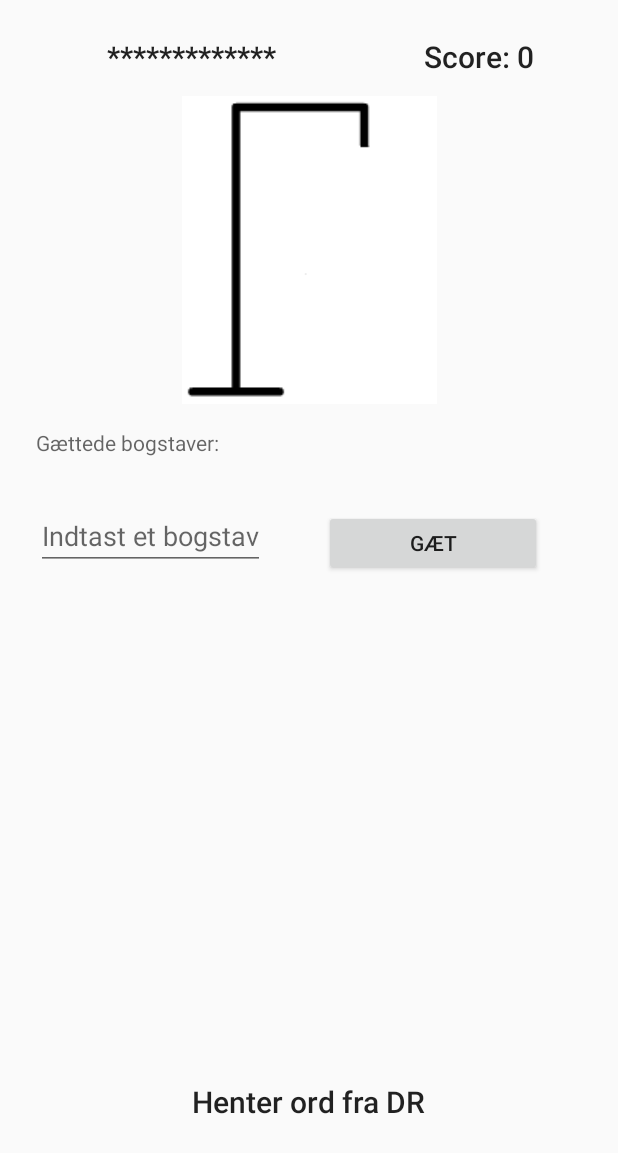
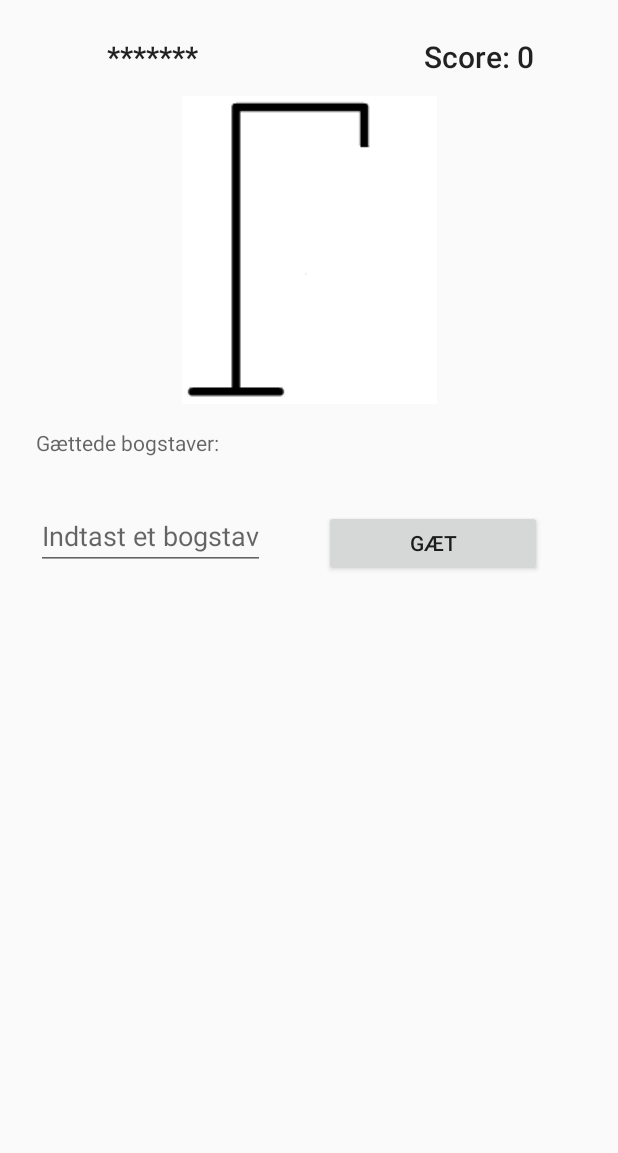
Before and after one commit to AlenDK/Galgespil, an Android app: the screen it shows after launch (HovedAktivitet), after a tap on "SPIL", on a phone screen of 412 x 824 dp. Shown: the top 1153 px of the screen. Run offline under Robolectric (Android 15) with nearby library versions, the light colour scheme and no system bars; our stand-ins replace Firebase (no records; nobody signed in at launch, a user with empty details on screens opened directly); network calls fail.

Commit message:
Selvespillet er opdateret og virker

```diff
--- a/app/src/main/res/layout/selvespillet.xml
+++ b/app/src/main/res/layout/selvespillet.xml
@@ -73,32 +73,4 @@
         app:layout_constraintEnd_toEndOf="parent"
         app:layout_constraintTop_toTopOf="parent" />
 
-    <ProgressBar
-        android:id="@+id/progress"
-        android:layout_width="0dp"
-        android:layout_height="0dp"
-        android:layout_marginBottom="8dp"
-        android:layout_marginEnd="8dp"
-        android:layout_marginStart="8dp"
-        android:layout_marginTop="8dp"
-        android:visibility="invisible"
-        app:layout_constraintBottom_toTopOf="@+id/drtext"
-        app:layout_constraintEnd_toEndOf="parent"
-        app:layout_constraintHorizontal_bias="1.0"
-        app:layout_constraintStart_toStartOf="parent"
-        app:layout_constraintTop_toTopOf="parent" />
-
-    <TextView
-        android:id="@+id/drtext"
-        android:layout_width="wrap_content"
-        android:layout_height="wrap_content"
-        android:layout_marginBottom="68dp"
-        android:layout_marginEnd="8dp"
-        android:layout_marginStart="8dp"
-        android:text="Henter ord fra DR"
-        android:textAppearance="@style/Base.TextAppearance.AppCompat.Title"
-        app:layout_constraintBottom_toBottomOf="parent"
-        app:layout_constraintEnd_toEndOf="parent"
-        app:layout_constraintStart_toStartOf="parent" />
-
 </android.support.constraint.ConstraintLayout>
```
Also changed, not shown: app/src/main/java/e/android/gaglespil/SelveSpillet.java (+1 -82 lines), app/src/main/java/e/android/gaglespil/VælgOrd.java (+3 -8 lines).
